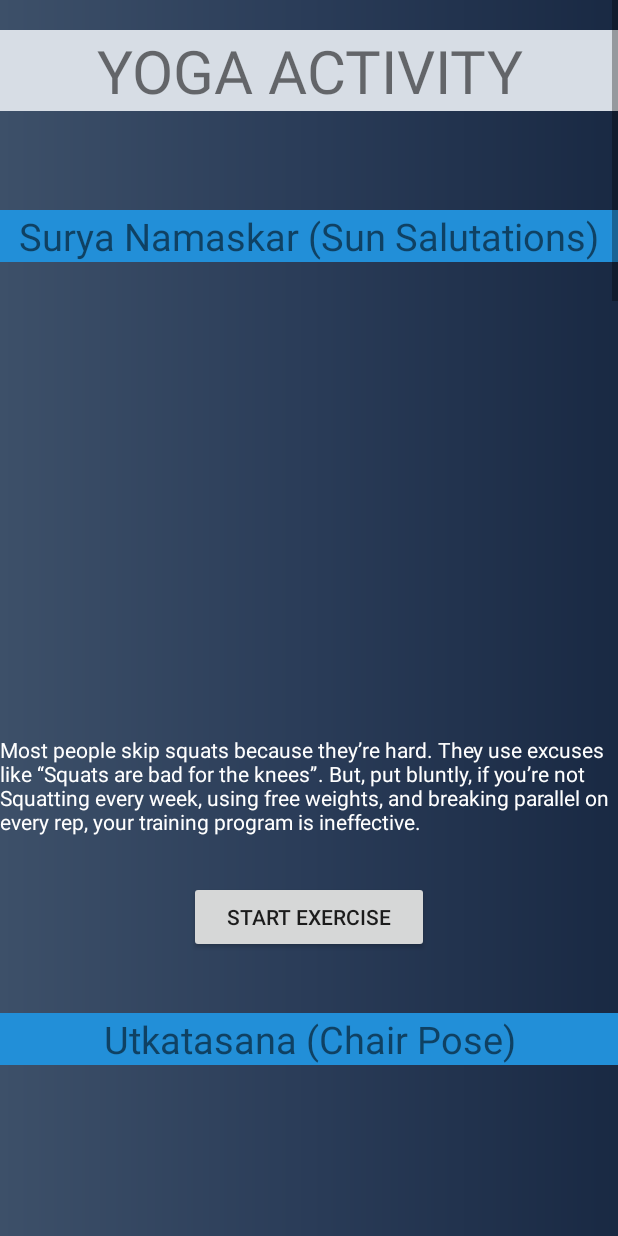
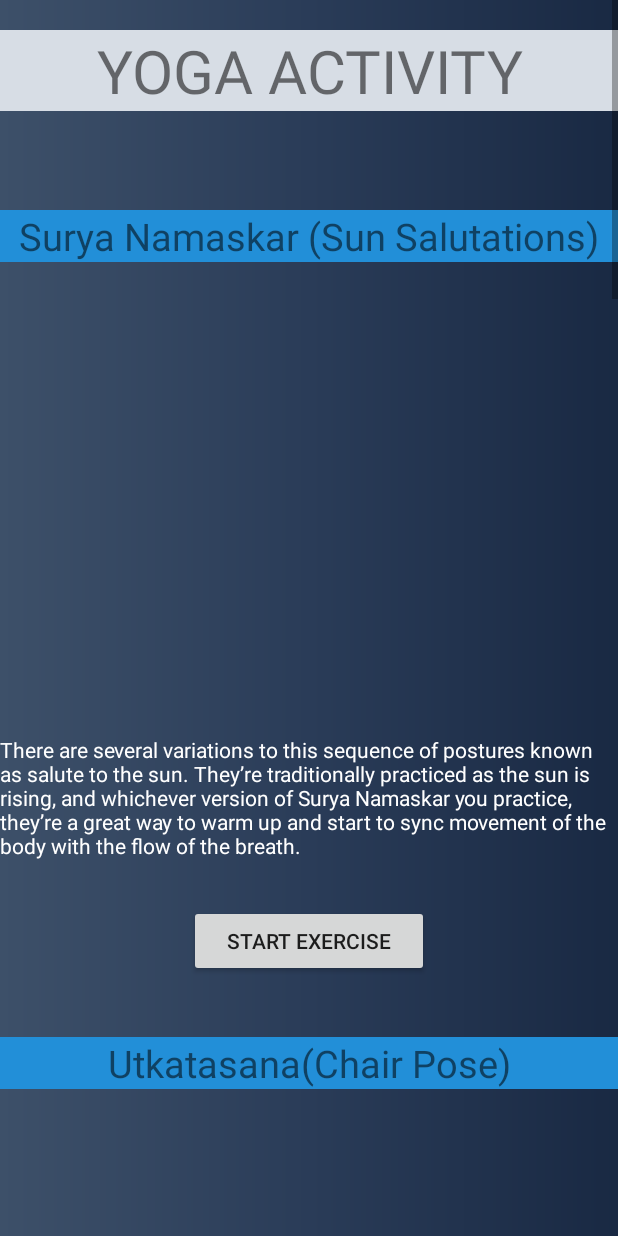
Before and after one commit to PKM007/FitWizV2, an Android app: the layout activity_yoga.xml on its own in the app's theme, with its tools: preview values and no code run, on a phone screen of 412 x 824 dp. Run offline under Robolectric (Android 15) with nearby library versions, the phone set to English and light mode, and no system bars.

```diff
--- a/app/src/main/res/layout/activity_main.xml
+++ b/app/src/main/res/layout/activity_main.xml
@@ -7,6 +7,7 @@
     android:layout_height="match_parent"
     android:background="@drawable/gradient"
     tools:context=".MainActivity">
+
 
 
         <Button
@@ -104,4 +105,6 @@
             android:textSize="14sp" />
 
 
+
+
 </RelativeLayout>
--- a/app/src/main/res/layout/activity_yoga.xml
+++ b/app/src/main/res/layout/activity_yoga.xml
@@ -53,7 +53,7 @@
                 android:textColor="@color/white"
                 android:layout_marginTop="20dp"
                 android:inputType="textMultiLine"
-                android:text="@string/squat" />
+                android:text="@string/sn" />
 
             <Button
                 android:id="@+id/snStart"
@@ -74,7 +74,7 @@
                 android:layout_below="@+id/snStart"
                 android:gravity="center"
                 android:id="@+id/ut"
-                android:text="Utkatasana (Chair Pose)"
+                android:text="Utkatasana(Chair Pose)"
                 android:textSize="25dp" />
 
             <ImageView
@@ -84,7 +84,7 @@
                 android:layout_below="@+id/ut"
                 android:layout_alignParentStart="true"
                 android:layout_alignParentTop="true"
-                android:layout_marginTop="730dp"/>
+                android:layout_marginTop="750dp"/>
 
             <TextView
                 android:id="@+id/utText"
@@ -96,7 +96,7 @@
                 android:layout_marginTop="20dp"
                 android:textColor="@color/white"
                 android:inputType="textMultiLine"
-                android:text="@string/crunch" />
+                android:text="@string/ut" />
 
             <Button
                 android:id="@+id/utStart"
@@ -117,7 +117,7 @@
                 android:layout_below="@+id/utStart"
                 android:gravity="center"
                 android:id="@+id/pu"
-                android:text="Parivrtta Utkatasana"
+                android:text="Parivrtta Utkatasana(Revolved Chair Pose)"
                 android:textSize="25dp" />
 
             <ImageView
@@ -139,7 +139,7 @@
                 android:layout_marginTop="20dp"
                 android:textColor="@color/white"
                 android:inputType="textMultiLine"
-                android:text="@string/pushup" />
+                android:text="@string/pu" />
 
             <Button
                 android:id="@+id/puStart"
@@ -160,8 +160,8 @@
                 android:layout_below="@+id/puStart"
                 android:gravity="center"
                 android:id="@+id/dfd"
-                android:text="Downward Facing Dog"
-                android:textSize="25dp" />
+                android:text="Adho Mukha Svanasana(Downward Facing Dog)"
+                android:textSize="22dp" />
 
             <ImageView
                 android:id="@+id/dfdImage"
@@ -182,7 +182,7 @@
                 android:layout_marginTop="20dp"
                 android:textColor="@color/white"
                 android:inputType="textMultiLine"
-                android:text="@string/jumpingjack" />
+                android:text="@string/dfd" />
 
             <Button
                 android:id="@+id/dfdStart"
@@ -203,7 +203,7 @@
                 android:layout_below="@+id/dfdStart"
                 android:gravity="center"
                 android:id="@+id/ll"
-                android:text="Low Lunge"
+                android:text="Anjaneyasana(Low Lunge)"
                 android:textSize="25dp" />
 
             <ImageView
@@ -225,7 +225,7 @@
                 android:textColor="@color/white"
                 android:layout_marginTop="20dp"
                 android:inputType="textMultiLine"
-                android:text="@string/glutebridge" />
+                android:text="@string/ll" />
 
 
             <Button
@@ -247,7 +247,7 @@
                 android:layout_below="@+id/llStart"
                 android:gravity="center"
                 android:id="@+id/triangle"
-                android:text="Triangle Pose"
+                android:text="Trikonasana(Triangle Pose)"
                 android:textSize="25dp" />
 
             <ImageView
@@ -269,7 +269,7 @@
                 android:textColor="@color/white"
                 android:layout_marginTop="20dp"
                 android:inputType="textMultiLine"
-                android:text="@string/glutebridge" />
+                android:text="@string/triangle" />
 
             <Button
                 android:id="@+id/triangleStart"
--- a/app/src/main/res/values/strings.xml
+++ b/app/src/main/res/values/strings.xml
@@ -5,4 +5,10 @@
     <string name="pushup">Traditional pushups are beneficial for building upper body strength. They work the triceps, pectoral muscles, and shoulders. When done with proper form, they can also strengthen the lower back and core by engaging (pulling in) the abdominal muscles. Pushups are a fast and effective exercise for building strength. They can be done from virtually anywhere and don’t require any equipment.</string>
     <string name="jumpingjack">Jumping jack – is a classic cardio exercise that speeds up your heartbeat without additional equipment. This energy-intensive exercise will burn a lot of calories and tighten outer and inner thighs, quads, deltoid muscles and the latissimus dorsi. Jumping jack is a plyometric exercise where the muscles of the whole body engage. This exercise can be a warm-up, but its implementation for a long period is already a serious cardio workout.</string>
     <string name="glutebridge">You should feel the burn in your glutes and your hamstrings if you’re doing it correctly. The bridge is also great for improving hip mobility and strengthening your lower back, two things that any desk-bound worker can really benefit from.</string>
+    <string name="sn">There are several variations to this sequence of postures known as salute to the sun. They’re traditionally practiced as the sun is rising, and whichever version of Surya Namaskar you practice, they’re a great way to warm up and start to sync movement of the body with the flow of the breath.</string>
+    <string name="ut">It’s most commonly called Chair Pose, Call it what you will, Utkatasana is an amazing way to generate heat in the body and quickly build energy. It activates the core and the legs and challenges your mind to stay present and positive, all great benefits for a morning practice.</string>
+    <string name="pu">I mean, if you’re going to go to all the trouble of sitting down in your not-so-comfy Chair, you might as well get the twisting benefits of the revolved variation right?! Twisting poses have a squeeze and release effect on your digestive system and internal organs so they help promote detoxification.</string>
+    <string name="dfd">If you only have time for one in the morning, I’d make it this one. The whole body’s involved so it’s a great way to wake up every part of your physique. That beautiful stretch through the backs of the legs and hips just feels incredible. </string>
+    <string name="ll">I’ve got a problematic psoas muscle that likes to grip and shorten any chance it can get, so Anjaneyasana is like a bubble bath for my hip flexors. You get that lovely open stretchy feeling through the hips, arms and torso, and it also builds strength in the legs.</string>
+    <string name="triangle">One of the classic yoga asanas, Trikonasana helps to give you a strong sense of grounding and stability through activating and balancing the root chakra, Muladhara. It powers up the legs and core, and the subtle twist allows you to open and light up the heart space. Beautiful.</string>
 </resources>
```
